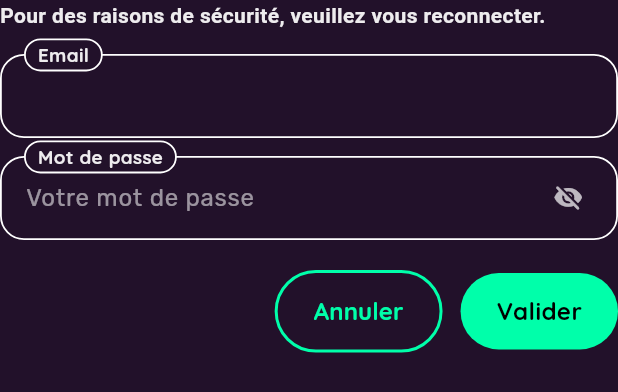
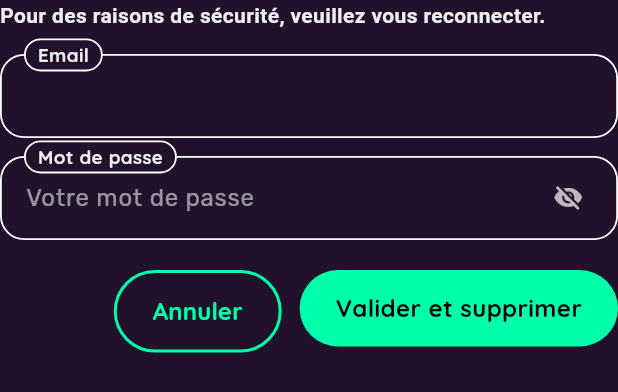
Before and after one commit to P0B0CK/timora-dev, a Flutter app: the ReauthDeleteModal widget shown alone on an empty page, opened directly, on a phone screen of 412 x 824 dp. Shown: the top 392 px of the screen. Run offline on Flutter 3.47's test engine with Material 3 defaults, Android fonts, the phone set to English and light mode, and no system bars; our stand-ins replace cloud_firestore, firebase_auth, firebase_core, flutter_svg, google_fonts, loading_animation_widget; accounts and stored records are empty; generated files the repository leaves out were written again.

Commit message:
fix: delete account resolve and return at auth_login

```diff
--- a/lib/ui/molecules/delete_account_modal.dart
+++ b/lib/ui/molecules/delete_account_modal.dart
@@ -1,4 +1,3 @@
-// lib/ui/molecules/delete_account_modal.dart
 import 'package:flutter/material.dart';
 import 'package:provider/provider.dart';
 import 'package:firebase_auth/firebase_auth.dart';
--- a/lib/ui/molecules/reauth_delete_modal.dart
+++ b/lib/ui/molecules/reauth_delete_modal.dart
@@ -60,22 +60,25 @@ class _ReauthDeleteModalState extends State<ReauthDeleteModal> {
     final uid = user.uid;
 
     try {
-      // 1) Réauthentifier
+      // 1) Réauth
       await auth.reauthenticate(_emailCtrl.text.trim(), _pwdCtrl.text);
 
-      // 2) Supprimer le compte
+      // 2) 🔴 Supprimer le doc Firestore AVANT user.delete()
+      try {
+        await repo.deleteProfileDoc(uid);
+      } catch (_) {
+        // ignore si déjà supprimé
+      }
+
+      // 3) Supprimer le compte Auth
       await user.delete();
-
-      // 3) Supprimer le doc Firestore
-      await repo.deleteProfileDoc(uid);
 
       if (!mounted) return;
       ScaffoldMessenger.of(context).showSnackBar(
         const SnackBar(content: Text('Compte supprimé. Au revoir 👋')),
       );
 
-      // 4) Fermer la modale et revenir à l’écran d’arrivée
-      Navigator.of(context).pop(); // ferme ReauthDeleteModal
+      // 4) Retour à l’écran d’arrivée
       await _navigateToLanding();
     } on FirebaseAuthException catch (e) {
       String msg = 'Erreur : ${e.code}';
@@ -115,7 +118,7 @@ class _ReauthDeleteModalState extends State<ReauthDeleteModal> {
             hint: '',
             controller: _emailCtrl,
             keyboardType: TextInputType.emailAddress,
-            enabled: true, // mets false si tu veux empêcher l’édition
+            enabled: true, // mets false si tu veux le verrouiller
           ),
           const SizedBox(height: 12),
 
@@ -128,17 +131,19 @@ class _ReauthDeleteModalState extends State<ReauthDeleteModal> {
 
           const SizedBox(height: 20),
 
-          Row(
-            mainAxisAlignment: MainAxisAlignment.end,
+          // Boutons : Wrap pour éviter les overflows
+          Wrap(
+            alignment: WrapAlignment.end,
+            spacing: 12,
+            runSpacing: 12,
             children: [
               AppButton(
                 label: 'Annuler',
                 type: ButtonType.outlined,
                 onPressed: _working ? (){} : () => Navigator.of(context).pop(),
               ),
-              const SizedBox(width: 12),
               AppButton(
-                label: 'Valider',
+                label: 'Valider et supprimer',
                 onPressed: _working ? (){} : _reauthAndDelete,
                 type: ButtonType.primary,
                 isLoading: _working,
--- a/lib/ui/organisms/user_profile_modal.dart
+++ b/lib/ui/organisms/user_profile_modal.dart
@@ -1,4 +1,3 @@
-// lib/ui/organisms/user_profile_modal.dart
 import 'package:flutter/material.dart';
 import 'package:provider/provider.dart';
 
```
